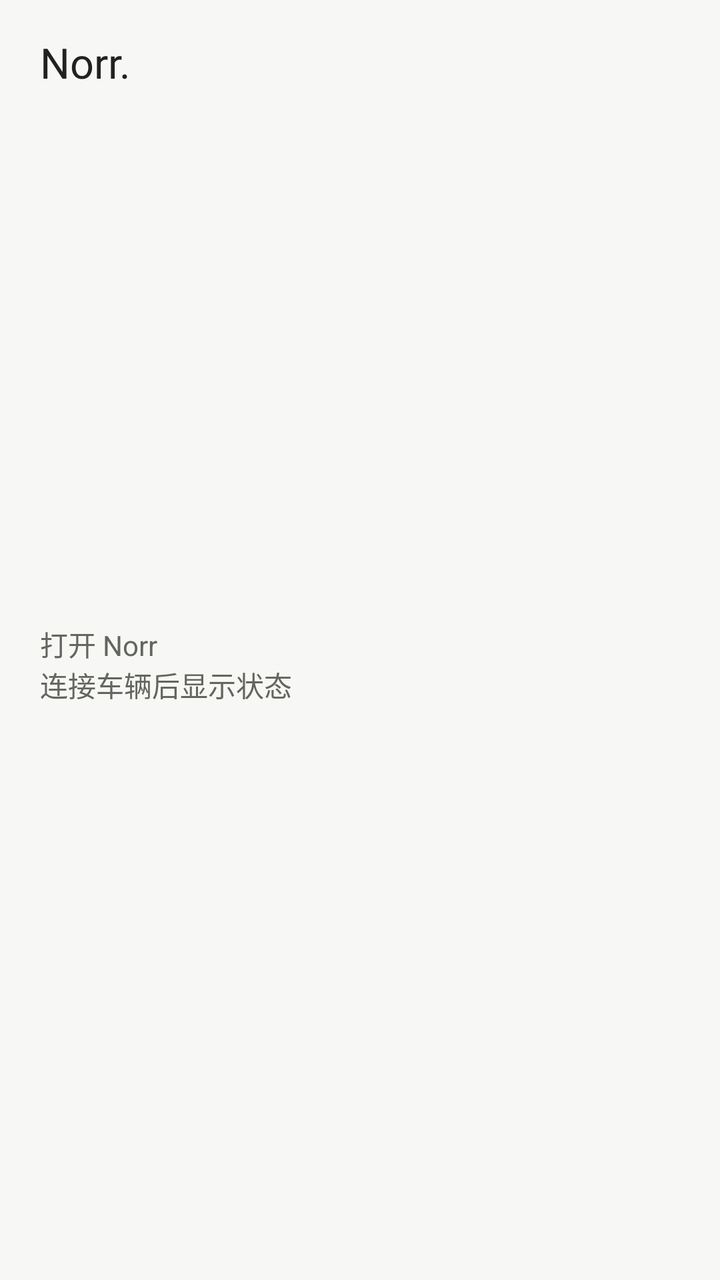
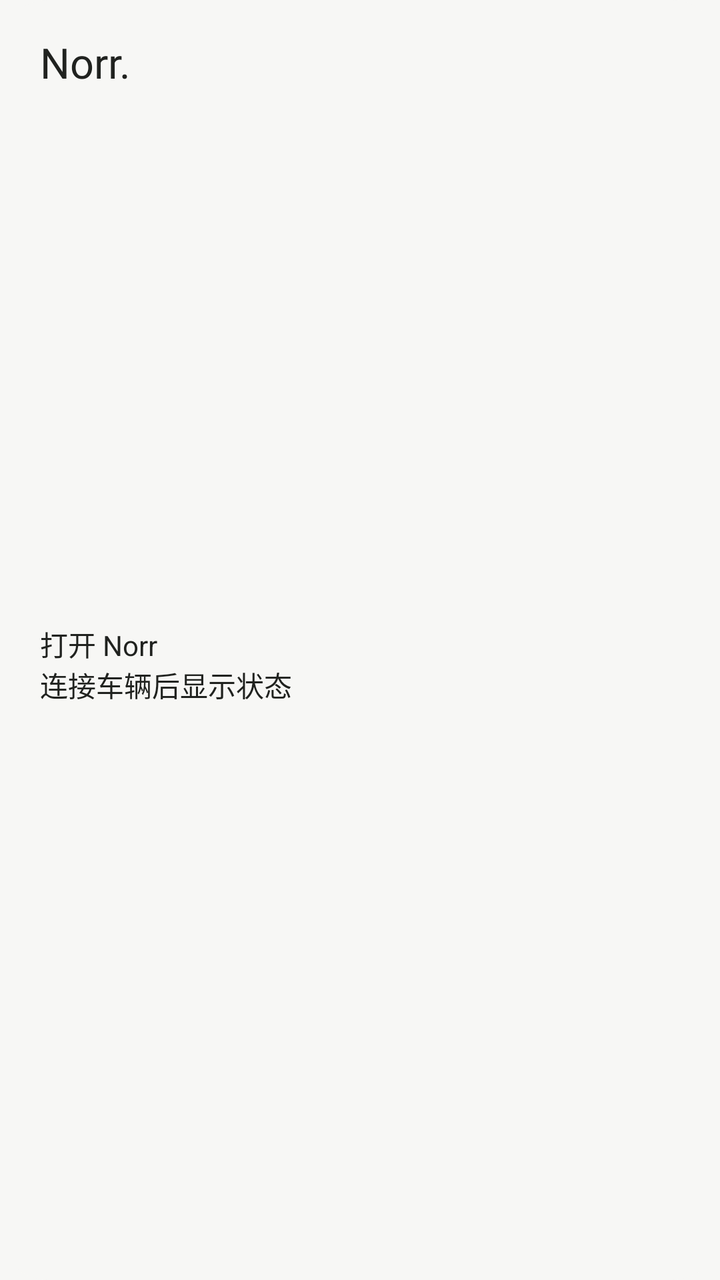

The first picture is an Android layout as it rendered before a commit; the second is the same layout after the commit. The layout source and the unified diff follow.
<!-- AndroidManifest.xml: application theme Theme.norr -->
<!-- res/layout/norr_widget_wide.xml -->
<?xml version="1.0" encoding="utf-8"?>
<LinearLayout xmlns:android="http://schemas.android.com/apk/res/android"
    android:id="@+id/widget_root" android:layout_width="match_parent" android:layout_height="match_parent"
    android:orientation="vertical" android:padding="20dp" android:background="@drawable/widget_background_light">
    <LinearLayout android:layout_width="match_parent" android:layout_height="wrap_content" android:orientation="horizontal" android:gravity="center_vertical">
        <TextView android:id="@+id/widget_brand" android:layout_width="0dp" android:layout_weight="1" android:layout_height="wrap_content"
            android:fontFamily="@font/archivo" android:text="Norr." android:textSize="21sp" android:textColor="#20221F" android:includeFontPadding="false" />
        <TextView android:id="@+id/widget_model" android:layout_width="wrap_content" android:layout_height="wrap_content"
            android:textSize="12sp" android:maxLines="1" android:ellipsize="end" />
    </LinearLayout>
    <TextView android:id="@+id/widget_empty" android:layout_width="match_parent" android:layout_height="0dp" android:layout_weight="1"
        android:gravity="center_vertical" android:text="打开 Norr\n连接车辆后显示状态" android:textSize="14sp" android:textColor="#62665E" />
    <LinearLayout android:id="@+id/widget_content" android:layout_width="match_parent" android:layout_height="0dp"
        android:layout_weight="1" android:orientation="vertical" android:visibility="gone">
        <ImageView android:id="@+id/widget_artwork" android:layout_width="match_parent" android:layout_height="100dp"
            android:layout_marginTop="10dp" android:layout_marginBottom="8dp" android:scaleType="fitCenter" android:visibility="gone" />
        <LinearLayout android:layout_width="match_parent" android:layout_height="wrap_content" android:orientation="horizontal" android:layout_marginTop="5dp" android:gravity="bottom">
            <TextView android:id="@+id/widget_battery" android:layout_width="0dp" android:layout_weight="1" android:layout_height="wrap_content"
                android:fontFamily="@font/archivo" android:textSize="28sp" android:includeFontPadding="false" android:maxLines="1" android:ellipsize="end" />
            <TextView android:id="@+id/widget_range" android:layout_width="wrap_content" android:layout_height="wrap_content"
                android:fontFamily="@font/archivo" android:textSize="25sp" android:includeFontPadding="false" android:maxLines="1" />
        </LinearLayout>
        <ProgressBar android:id="@+id/widget_battery_bar" style="?android:attr/progressBarStyleHorizontal"
            android:layout_width="match_parent" android:layout_height="3dp" android:layout_marginTop="5dp" android:layout_marginBottom="5dp"
            android:progressDrawable="@drawable/widget_battery" android:importantForAccessibility="no" />
        <TextView android:id="@+id/widget_charging" android:layout_width="match_parent" android:layout_height="wrap_content"
            android:textSize="12sp" android:layout_marginTop="6dp" android:visibility="gone" />
        <TextView android:layout_width="1dp" android:layout_height="0dp" android:layout_weight="1" android:importantForAccessibility="no" />
        <LinearLayout android:layout_width="match_parent" android:layout_height="36dp" android:orientation="horizontal" android:layout_marginTop="4dp">
            <TextView android:id="@+id/widget_lock" android:layout_width="0dp" android:layout_weight="1" android:layout_height="match_parent"
                android:gravity="center" android:textSize="12sp" android:background="@drawable/widget_control_light" android:maxLines="1" android:ellipsize="end" />
            <TextView android:id="@+id/widget_climate" android:layout_width="0dp" android:layout_weight="1" android:layout_height="match_parent"
                android:layout_marginStart="8dp" android:gravity="center" android:textSize="12sp" android:background="@drawable/widget_control_light" android:maxLines="1" android:ellipsize="end" />
        </LinearLayout>
        <LinearLayout android:layout_width="match_parent" android:layout_height="24dp" android:orientation="horizontal" android:gravity="center_vertical">
            <TextView android:id="@+id/widget_time" android:layout_width="0dp" android:layout_weight="1" android:layout_height="wrap_content"
                android:textSize="10sp" android:maxLines="1" />
            <TextView android:id="@+id/widget_refresh" android:layout_width="48dp" android:layout_height="match_parent"
                android:gravity="end|center_vertical" android:text="刷新" android:textSize="11sp" android:contentDescription="刷新车辆" />
        </LinearLayout>
    </LinearLayout>
</LinearLayout>
<!-- resources referenced by this layout -->
<resources>
  <!-- drawable widget_background_light (drawable) -->
  <shape xmlns:android="http://schemas.android.com/apk/res/android"><solid android:color="#F7F7F5"/><corners android:radius="24dp"/></shape>
  <!-- drawable widget_battery (drawable) -->
  <layer-list xmlns:android="http://schemas.android.com/apk/res/android">
      <item android:id="@android:id/background"><shape><solid android:color="#6062665E"/></shape></item>
      <item android:id="@android:id/progress"><clip><shape><solid android:color="#F38446"/></shape></clip></item>
  </layer-list>
  <!-- drawable widget_control_light (drawable) -->
  <ripple xmlns:android="http://schemas.android.com/apk/res/android" android:color="#2062665E"><item><shape><solid android:color="#ECEEE9"/><corners android:radius="6dp"/></shape></item></ripple>
  <style name="Theme.norr" parent="Theme.Material3.DayNight.NoActionBar">
          <item name="colorPrimary">@color/norr_accent</item>
          <item name="colorSurface">@color/norr_surface</item>
          <item name="colorOnSurface">@color/norr_text</item>
          <item name="android:windowBackground">@color/norr_surface</item>
      </style>
  <color name="norr_accent">#A1481B</color>
  <color name="norr_surface">#F7F7F5</color>
  <color name="norr_text">#20221F</color>
</resources>

<!-- the commit's change to res/layout/norr_widget_wide.xml (unified diff, before → after) -->
@@ -1,42 +1,42 @@
 <?xml version="1.0" encoding="utf-8"?>
 <LinearLayout xmlns:android="http://schemas.android.com/apk/res/android"
     android:id="@+id/widget_root" android:layout_width="match_parent" android:layout_height="match_parent"
-    android:orientation="vertical" android:padding="20dp" android:background="@drawable/widget_background_light">
+    android:orientation="vertical" android:padding="20dp" android:background="@drawable/widget_background_system">
     <LinearLayout android:layout_width="match_parent" android:layout_height="wrap_content" android:orientation="horizontal" android:gravity="center_vertical">
         <TextView android:id="@+id/widget_brand" android:layout_width="0dp" android:layout_weight="1" android:layout_height="wrap_content"
-            android:fontFamily="@font/archivo" android:text="Norr." android:textSize="21sp" android:textColor="#20221F" android:includeFontPadding="false" />
+            android:fontFamily="@font/archivo" android:text="Norr." android:textSize="21sp" android:includeFontPadding="false" android:textColor="@color/widget_ink" />
         <TextView android:id="@+id/widget_model" android:layout_width="wrap_content" android:layout_height="wrap_content"
-            android:textSize="12sp" android:maxLines="1" android:ellipsize="end" />
+            android:textSize="12sp" android:maxLines="1" android:ellipsize="end" android:textColor="@color/widget_muted" />
     </LinearLayout>
     <TextView android:id="@+id/widget_empty" android:layout_width="match_parent" android:layout_height="0dp" android:layout_weight="1"
-        android:gravity="center_vertical" android:text="打开 Norr\n连接车辆后显示状态" android:textSize="14sp" android:textColor="#62665E" />
+        android:gravity="center_vertical" android:text="打开 Norr\n连接车辆后显示状态" android:textSize="14sp" android:textColor="@color/widget_ink" />
     <LinearLayout android:id="@+id/widget_content" android:layout_width="match_parent" android:layout_height="0dp"
         android:layout_weight="1" android:orientation="vertical" android:visibility="gone">
         <ImageView android:id="@+id/widget_artwork" android:layout_width="match_parent" android:layout_height="100dp"
             android:layout_marginTop="10dp" android:layout_marginBottom="8dp" android:scaleType="fitCenter" android:visibility="gone" />
         <LinearLayout android:layout_width="match_parent" android:layout_height="wrap_content" android:orientation="horizontal" android:layout_marginTop="5dp" android:gravity="bottom">
             <TextView android:id="@+id/widget_battery" android:layout_width="0dp" android:layout_weight="1" android:layout_height="wrap_content"
-                android:fontFamily="@font/archivo" android:textSize="28sp" android:includeFontPadding="false" android:maxLines="1" android:ellipsize="end" />
+                android:fontFamily="@font/archivo" android:textSize="28sp" android:includeFontPadding="false" android:maxLines="1" android:ellipsize="end" android:textColor="@color/widget_ink" />
             <TextView android:id="@+id/widget_range" android:layout_width="wrap_content" android:layout_height="wrap_content"
-                android:fontFamily="@font/archivo" android:textSize="25sp" android:includeFontPadding="false" android:maxLines="1" />
+                android:fontFamily="@font/archivo" android:textSize="25sp" android:includeFontPadding="false" android:maxLines="1" android:textColor="@color/widget_ink" />
         </LinearLayout>
         <ProgressBar android:id="@+id/widget_battery_bar" style="?android:attr/progressBarStyleHorizontal"
             android:layout_width="match_parent" android:layout_height="3dp" android:layout_marginTop="5dp" android:layout_marginBottom="5dp"
             android:progressDrawable="@drawable/widget_battery" android:importantForAccessibility="no" />
         <TextView android:id="@+id/widget_charging" android:layout_width="match_parent" android:layout_height="wrap_content"
-            android:textSize="12sp" android:layout_marginTop="6dp" android:visibility="gone" />
+            android:textSize="12sp" android:layout_marginTop="6dp" android:visibility="gone" android:textColor="@color/widget_muted" />
         <TextView android:layout_width="1dp" android:layout_height="0dp" android:layout_weight="1" android:importantForAccessibility="no" />
         <LinearLayout android:layout_width="match_parent" android:layout_height="36dp" android:orientation="horizontal" android:layout_marginTop="4dp">
             <TextView android:id="@+id/widget_lock" android:layout_width="0dp" android:layout_weight="1" android:layout_height="match_parent"
-                android:gravity="center" android:textSize="12sp" android:background="@drawable/widget_control_light" android:maxLines="1" android:ellipsize="end" />
+                android:gravity="center" android:textSize="12sp" android:background="@drawable/widget_control_system" android:maxLines="1" android:ellipsize="end" android:textColor="@color/widget_ink" />
             <TextView android:id="@+id/widget_climate" android:layout_width="0dp" android:layout_weight="1" android:layout_height="match_parent"
-                android:layout_marginStart="8dp" android:gravity="center" android:textSize="12sp" android:background="@drawable/widget_control_light" android:maxLines="1" android:ellipsize="end" />
+                android:layout_marginStart="8dp" android:gravity="center" android:textSize="12sp" android:background="@drawable/widget_control_system" android:maxLines="1" android:ellipsize="end" android:textColor="@color/widget_ink" />
         </LinearLayout>
         <LinearLayout android:layout_width="match_parent" android:layout_height="24dp" android:orientation="horizontal" android:gravity="center_vertical">
             <TextView android:id="@+id/widget_time" android:layout_width="0dp" android:layout_weight="1" android:layout_height="wrap_content"
-                android:textSize="10sp" android:maxLines="1" />
+                android:textSize="10sp" android:maxLines="1" android:textColor="@color/widget_muted" />
             <TextView android:id="@+id/widget_refresh" android:layout_width="48dp" android:layout_height="match_parent"
-                android:gravity="end|center_vertical" android:text="刷新" android:textSize="11sp" android:contentDescription="刷新车辆" />
+                android:gravity="end|center_vertical" android:text="刷新" android:textSize="11sp" android:contentDescription="刷新车辆" android:textColor="@color/widget_muted" />
         </LinearLayout>
     </LinearLayout>
 </LinearLayout>
<!-- resource entries referenced after the edit -->
@@ -1,20 +1,25 @@
 <!-- resources referenced by this layout -->
 <resources>
-  <!-- drawable widget_background_light (drawable) -->
-  <shape xmlns:android="http://schemas.android.com/apk/res/android"><solid android:color="#F7F7F5"/><corners android:radius="24dp"/></shape>
+  <color name="widget_ink">#20221F</color>
+  <color name="widget_muted">#62665E</color>
+  <!-- drawable widget_background_system (drawable) -->
+  <shape xmlns:android="http://schemas.android.com/apk/res/android"><solid android:color="@color/widget_background"/><corners android:radius="24dp"/></shape>
   <!-- drawable widget_battery (drawable) -->
   <layer-list xmlns:android="http://schemas.android.com/apk/res/android">
       <item android:id="@android:id/background"><shape><solid android:color="#6062665E"/></shape></item>
       <item android:id="@android:id/progress"><clip><shape><solid android:color="#F38446"/></shape></clip></item>
   </layer-list>
-  <!-- drawable widget_control_light (drawable) -->
-  <ripple xmlns:android="http://schemas.android.com/apk/res/android" android:color="#2062665E"><item><shape><solid android:color="#ECEEE9"/><corners android:radius="6dp"/></shape></item></ripple>
+  <!-- drawable widget_control_system (drawable) -->
+  <ripple xmlns:android="http://schemas.android.com/apk/res/android" android:color="@color/widget_ripple"><item><shape><solid android:color="@color/widget_control"/><corners android:radius="6dp"/></shape></item></ripple>
   <style name="Theme.norr" parent="Theme.Material3.DayNight.NoActionBar">
           <item name="colorPrimary">@color/norr_accent</item>
           <item name="colorSurface">@color/norr_surface</item>
           <item name="colorOnSurface">@color/norr_text</item>
           <item name="android:windowBackground">@color/norr_surface</item>
       </style>
+  <color name="widget_background">#F7F7F5</color>
+  <color name="widget_ripple">#2062665E</color>
+  <color name="widget_control">#ECEEE9</color>
   <color name="norr_accent">#A1481B</color>
   <color name="norr_surface">#F7F7F5</color>
   <color name="norr_text">#20221F</color>
